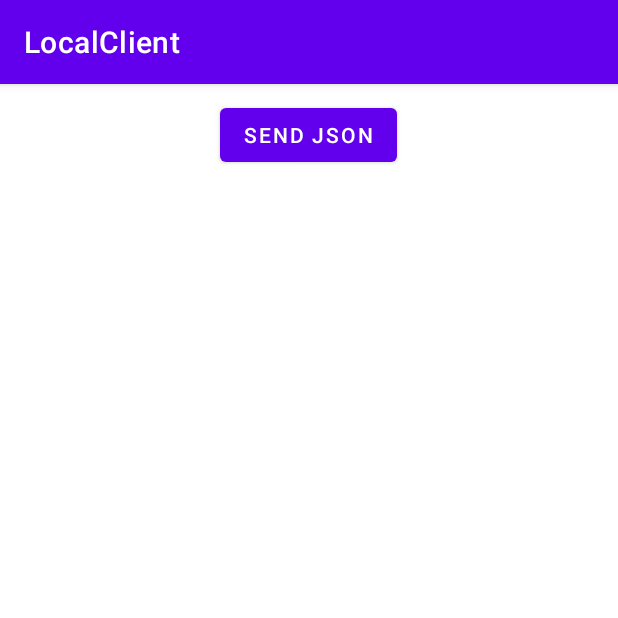
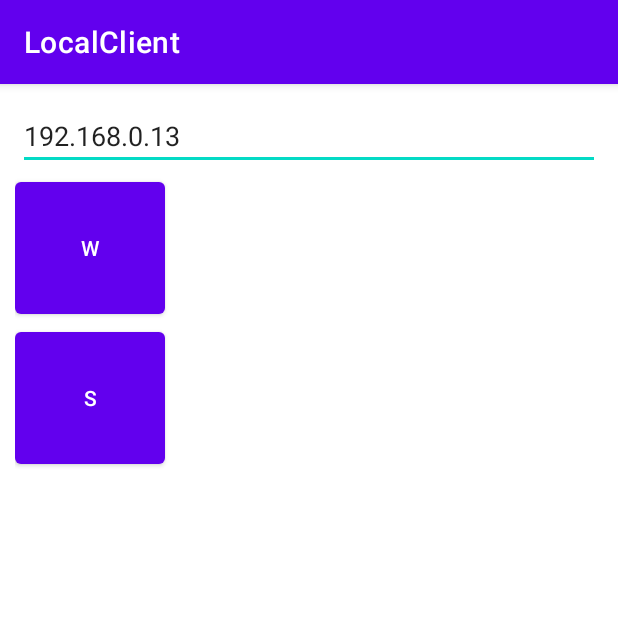
Before and after one commit to d-gaspar/LocalClient, an Android app: the screen it shows after launch (MainActivity), on a phone screen of 412 x 824 dp, the top half of it. Run offline under Robolectric (Android 15) with nearby library versions, the phone set to English and light mode, and no system bars.

Commit message:
basic working socket (send W or S to local IP)

```diff
--- a/app/src/main/AndroidManifest.xml
+++ b/app/src/main/AndroidManifest.xml
@@ -3,6 +3,9 @@
     package="com.dgaspar.localclient">
 
     <uses-permission android:name="android.permission.INTERNET" />
+    <uses-permission android:name="android.permission.ACCESS_NETWORK_STATE"/>
+    <uses-permission android:name="android.permission.ACCESS_WIFI_STATE"/>
+    <uses-permission android:name="android.permission.CHANGE_WIFI_STATE"/>
 
     <application
         android:allowBackup="true"
--- a/app/src/main/res/layout/activity_main.xml
+++ b/app/src/main/res/layout/activity_main.xml
@@ -19,12 +19,32 @@
         app:layout_constraintVertical_bias="0.1"
     >
 
+        <EditText
+            android:id="@+id/url"
+            android:layout_width="match_parent"
+            android:layout_height="wrap_content"
+            android:scrollbars="vertical"
+            android:layout_margin="2dp"
+            android:text="192.168.0.13"
+        />
+
         <Button
-            android:layout_width="wrap_content"
-            android:layout_height="wrap_content"
-            android:text="Send Json"
+            android:id="@+id/W"
+            android:layout_width="100dp"
+            android:layout_height="100dp"
+            android:layout_gravity="left"
+            android:text="W"
             android:onClick="btnPressed"
          />
+
+        <Button
+            android:id="@+id/S"
+            android:layout_width="100dp"
+            android:layout_height="100dp"
+            android:layout_gravity="left"
+            android:text="S"
+            android:onClick="btnPressed"
+        />
 
     </LinearLayout>
 
```
Also changed, not shown: app/src/main/java/com/dgaspar/localclient/Client.kt (added, +47 -0 lines), app/src/main/java/com/dgaspar/localclient/MainActivity.kt (+14 -60 lines).
